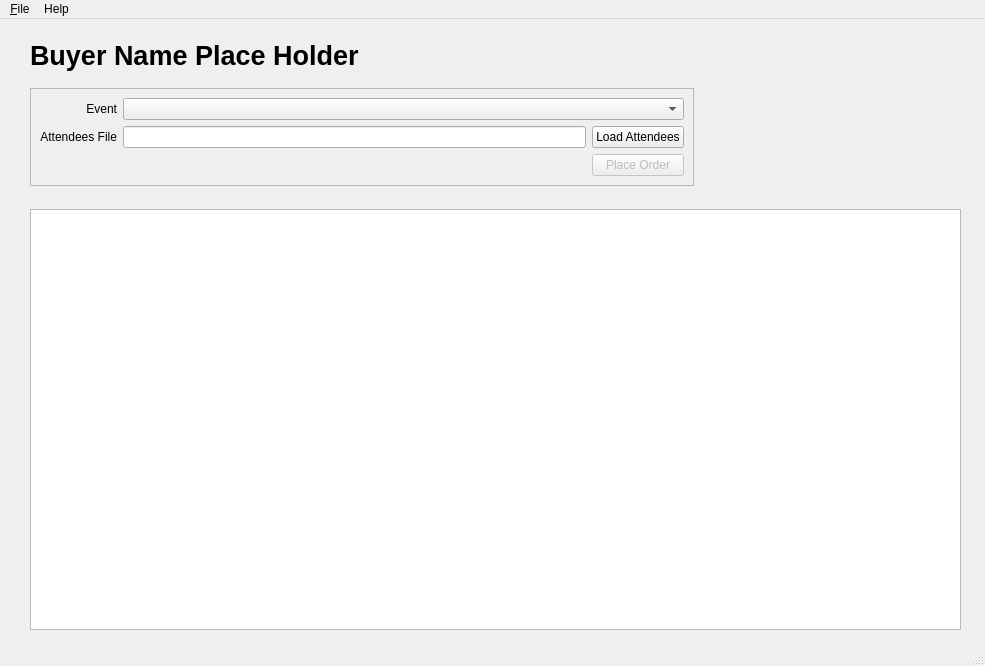
boscokclau/mass_signup, file mass_signup.ui: the form before one commit.
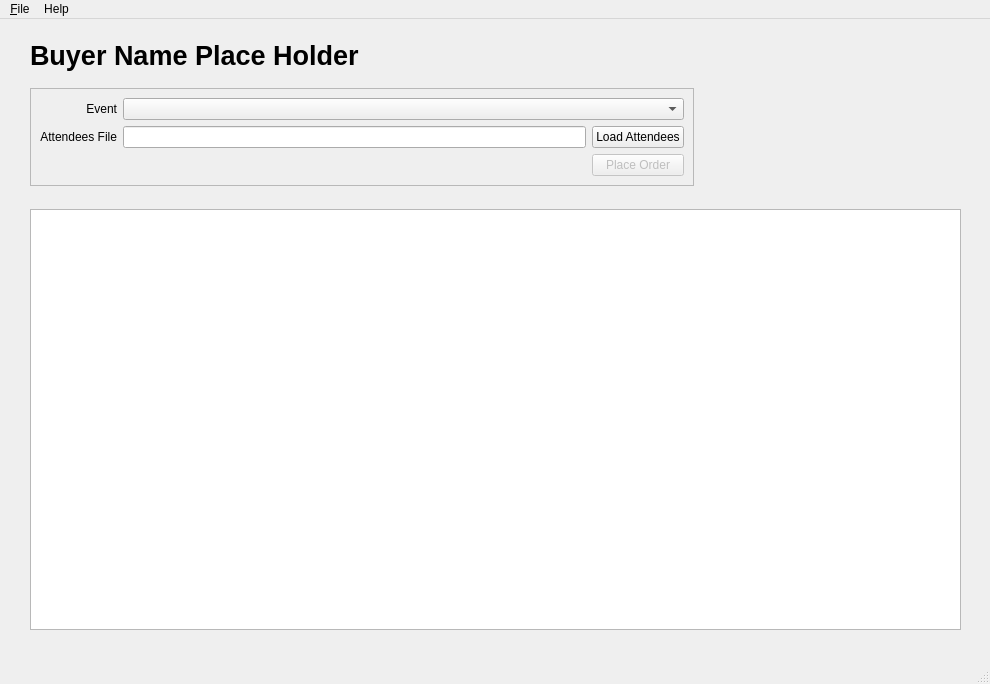
The form after the commit.

Commit message: Fixed window size.

What changed in the file:
```diff
--- a/mass_signup.ui
+++ b/mass_signup.ui
@@ -6,8 +6,8 @@
    <rect>
     <x>0</x>
     <y>0</y>
-    <width>985</width>
-    <height>666</height>
+    <width>990</width>
+    <height>684</height>
    </rect>
   </property>
   <property name="sizePolicy">
@@ -16,6 +16,18 @@
     <verstretch>0</verstretch>
    </sizepolicy>
   </property>
+  <property name="minimumSize">
+   <size>
+    <width>990</width>
+    <height>684</height>
+   </size>
+  </property>
+  <property name="maximumSize">
+   <size>
+    <width>990</width>
+    <height>684</height>
+   </size>
+  </property>
   <property name="windowTitle">
    <string>OLMV Mass Multi-attendee Registration</string>
   </property>
@@ -120,7 +132,7 @@
     <rect>
      <x>0</x>
      <y>0</y>
-     <width>985</width>
+     <width>990</width>
      <height>22</height>
     </rect>
    </property>
```
